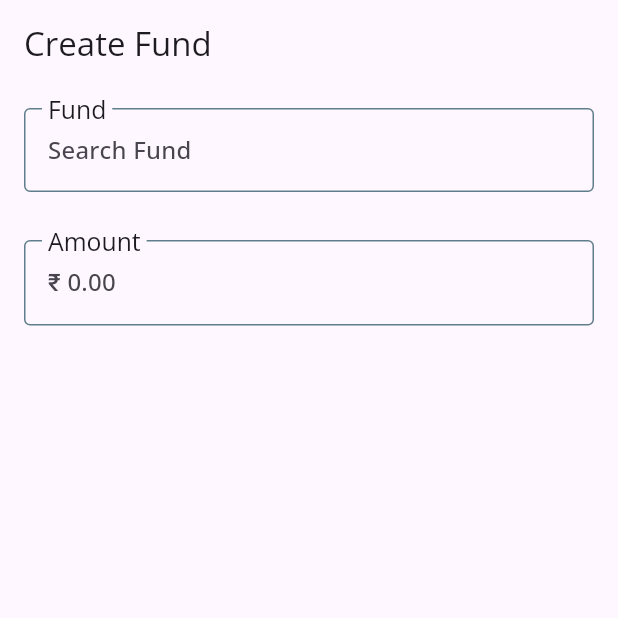
After one commit to leo-elstin/rupiah, a Flutter app: the CreateFund screen opened by its route, on a phone screen of 412 x 824 dp, the top half of it. The commit adds this screen. Run offline on Flutter 3.47's test engine with Material 3 defaults, Android fonts, the phone set to English and light mode, and no system bars; our stand-ins replace appwrite, bloc, currency_text_input_formatter, dio, drift, flutter_bloc and 5 more; missing offline and left inert: drift_db_viewer, feedback; accounts and stored records are empty; generated files the repository leaves out were written again; network calls fail.

Commit message:
create fund init

```diff
--- a/lib/main.dart
+++ b/lib/main.dart
@@ -2,6 +2,7 @@ import 'package:expense_kit/model/service/login_service.dart';
 import 'package:expense_kit/view/router.dart';
 import 'package:expense_kit/view_model/auth/auth_cubit.dart';
 import 'package:expense_kit/view_model/dashboard/dashboard_cubit.dart';
+import 'package:expense_kit/view_model/mutual_fund/mutual_fund_cubit.dart';
 import 'package:expense_kit/view_model/savings/savings_cubit.dart';
 import 'package:expense_kit/view_model/settings/settings_cubit.dart';
 import 'package:flutter/material.dart';
@@ -45,6 +46,9 @@ class _MyAppState extends State<MyApp> {
             dashboardCubit: context.read<DashboardCubit>(),
           )..getFunds(),
         ),
+        BlocProvider(
+          create: (context) => MutualFundCubit(),
+        ),
       ],
       child: BlocBuilder<SettingsCubit, SettingsState>(
         buildWhen: (previous, current) => current is ThemeChanged,
--- /dev/null
+++ b/lib/model/entity/scheme_entity.dart
@@ -0,0 +1,25 @@
+class Scheme {
+  final int schemeCode;
+  final String schemeName;
+
+  const Scheme({
+    required this.schemeCode,
+    required this.schemeName,
+  });
+
+  factory Scheme.fromJson(Map<String, dynamic> json) {
+    return Scheme(
+      schemeCode: json['schemeCode'],
+      schemeName: json['schemeName'],
+    );
+  }
+
+  Map<String, dynamic> toJson() => {
+        'schemeCode': schemeCode,
+        'schemeName': schemeName,
+      };
+}
+
+List<Scheme> schemesFromJson(List<dynamic> json) {
+  return json.map((dynamic e) => Scheme.fromJson(e)).toList();
+}
--- a/lib/model/service/api_client.dart
+++ b/lib/model/service/api_client.dart
@@ -3,7 +3,7 @@ import 'package:dio/dio.dart';
 class ApiClient {
   final Dio _dio = Dio();
 
-  Future<Map<String, dynamic>?> get(String path) async {
+  Future<dynamic> get(String path) async {
     Response response = await _dio.get(path);
 
     if (response.statusCode == 200) {
--- a/lib/view/router.dart
+++ b/lib/view/router.dart
@@ -4,6 +4,7 @@ import 'package:expense_kit/view/account/add_account.dart';
 import 'package:expense_kit/view/emi/add_emi.dart';
 import 'package:expense_kit/view/expense/add_expense.dart';
 import 'package:expense_kit/view/home/home.dart';
+import 'package:expense_kit/view/savings/mutual_fund/create_fund.dart';
 import 'package:expense_kit/view/savings/mutual_fund/mutual_funds_page.dart';
 import 'package:go_router/go_router.dart';
 
@@ -36,5 +37,9 @@ final router = GoRouter(
       path: MutualFundPage.route,
       builder: (context, state) => const MutualFundPage(),
     ),
+    GoRoute(
+      path: CreateFund.route,
+      builder: (context, state) => const CreateFund(),
+    ),
   ],
 );
--- /dev/null
+++ b/lib/view/savings/mutual_fund/create_fund.dart
@@ -0,0 +1,93 @@
+import 'package:expense_kit/model/entity/scheme_entity.dart';
+import 'package:expense_kit/utils/currency_utils.dart';
+import 'package:expense_kit/utils/ui_extensions.dart';
+import 'package:expense_kit/view/decorations.dart';
+import 'package:expense_kit/view/savings/mutual_fund/fund_search.dart';
+import 'package:flutter/foundation.dart';
+import 'package:flutter/material.dart';
+import 'package:flutter/services.dart';
+
+class CreateFund extends StatefulWidget {
+  static const route = '/create-fund';
+
+  const CreateFund({super.key});
+
+  @override
+  State<CreateFund> createState() => _CreateFundState();
+}
+
+class _CreateFundState extends State<CreateFund> {
+  Scheme? scheme;
+  TextEditingController fundController = TextEditingController();
+
+  @override
+  Widget build(BuildContext context) {
+    return Scaffold(
+      appBar: AppBar(
+        title: const Text('Create Fund'),
+      ),
+      body: SafeArea(
+        child: Padding(
+          padding: const EdgeInsets.all(16.0),
+          child: ListView(
+            children: [
+              TextField(
+                controller: fundController,
+                onTap: () {
+                  showModalBottomSheet(
+                    shape: RoundedRectangleBorder(
+                      borderRadius: BorderRadius.circular(10.0),
+                    ),
+                    backgroundColor: Colors.white,
+                    context: context,
+                    builder: (BuildContext context) {
+                      return FundSearch(
+                        onSelect: (Scheme value) {
+                          scheme = value;
+                          fundController.text = value.schemeName;
+                          if (kDebugMode) {
+                            print(scheme?.schemeCode);
+                          }
+                        },
+                      );
+                    },
+                  );
+                },
+                readOnly: true,
+                keyboardType:
+                    const TextInputType.numberWithOptions(decimal: true),
+                style: context.titleMedium(),
+                inputFormatters: [
+                  FilteringTextInputFormatter.digitsOnly,
+                  formatter,
+                ],
+                decoration: textDecoration.copyWith(
+                  labelText: 'Fund',
+                  hintText: 'Search Fund',
+                  labelStyle: context.titleLarge(),
+                ),
+                onChanged: (value) {},
+              ),
+              const SizedBox(height: 32),
+              TextField(
+                keyboardType:
+                    const TextInputType.numberWithOptions(decimal: true),
+                style: context.titleMedium(),
+                inputFormatters: [
+                  FilteringTextInputFormatter.digitsOnly,
+                  formatter,
+                ],
+                decoration: textDecoration.copyWith(
+                  labelText: 'Amount',
+                  hintText: '$currencySymbol 0.00',
+                  labelStyle: context.titleLarge(),
+                ),
+                onChanged: (value) {},
+              ),
+            ],
+          ),
+        ),
+      ),
+    );
+  }
+}
--- a/lib/view/savings/savings_details.dart
+++ b/lib/view/savings/savings_details.dart
@@ -112,7 +112,7 @@ class _SavingsDetailsState extends StateModel<SavingsDetails, SavingsCubit> {
                   ),
                 ],
               ),
-              SavingList(),
+              const SavingList(),
             ],
           ),
         ),
--- /dev/null
+++ b/lib/view_model/mutual_fund/mutual_fund_cubit.dart
@@ -0,0 +1,46 @@
+import 'package:bloc/bloc.dart';
+import 'package:expense_kit/model/entity/scheme_entity.dart';
+import 'package:expense_kit/model/service/mutual_fund_service.dart';
+import 'package:meta/meta.dart';
+
+part 'mutual_fund_state.dart';
+
+class MutualFundCubit extends Cubit<MutualFundState> {
+  MutualFundCubit() : super(MutualFundInitial());
+
+  final _service = MutualFundService();
+
+  List<Scheme> _masterFunds = [];
+  List<Scheme> _funds = [];
+
+  List<Scheme> get funds => _funds;
+
+  void searchFund(String query) {
+    emit(MutualFundLoading());
+    _funds = _masterFunds
+        .where(
+          (element) => element.schemeName
+              .replaceAll('-', ' ')
+              .toLowerCase()
+              .contains(query.toLowerCase()),
+        )
+        .toList();
+    emit(MutualFundLoaded());
+  }
+
+  void clear() {
+    _funds.clear();
+  }
+
+  void loadFunds() async {
+    if (_masterFunds.isNotEmpty) {
+      _funds = _masterFunds;
+      emit(MutualFundLoaded());
+      return;
+    }
+    emit(MutualFundLoading());
+    _masterFunds = await _service.getFunds();
+    _funds = _masterFunds;
+    emit(MutualFundLoaded());
+  }
+}
--- /dev/null
+++ b/lib/view_model/mutual_fund/mutual_fund_state.dart
@@ -0,0 +1,10 @@
+part of 'mutual_fund_cubit.dart';
+
+@immutable
+abstract class MutualFundState {}
+
+class MutualFundInitial extends MutualFundState {}
+
+class MutualFundLoading extends MutualFundState {}
+
+class MutualFundLoaded extends MutualFundState {}
```
Also changed, not shown: lib/model/database/tables/mutual_fund.dart (added, +27 -0 lines), lib/model/service/mutual_fund_service.dart (+14 -0 lines), lib/view/savings/mutual_fund/fund_search.dart (added, +67 -0 lines), lib/view/savings/mutual_fund/mutual_funds_page.dart (+4 -6 lines).
